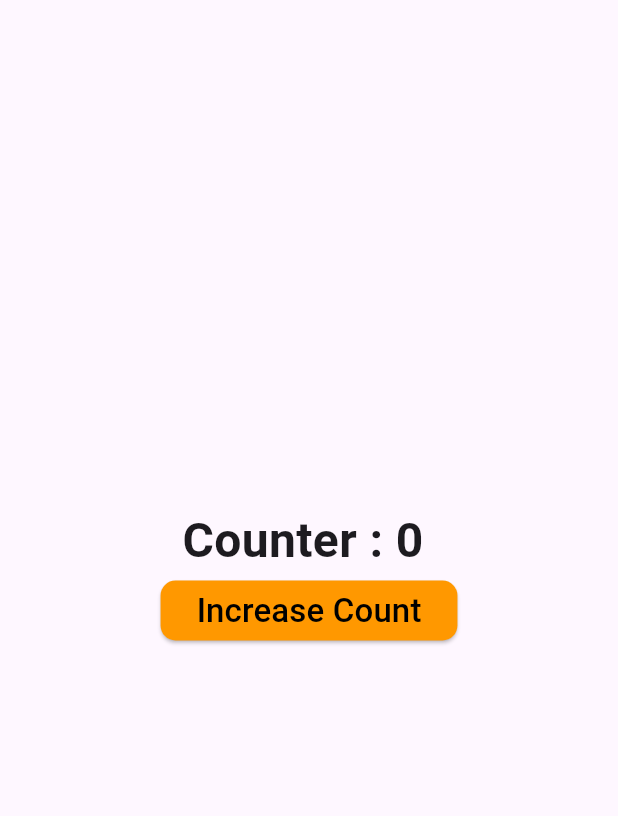
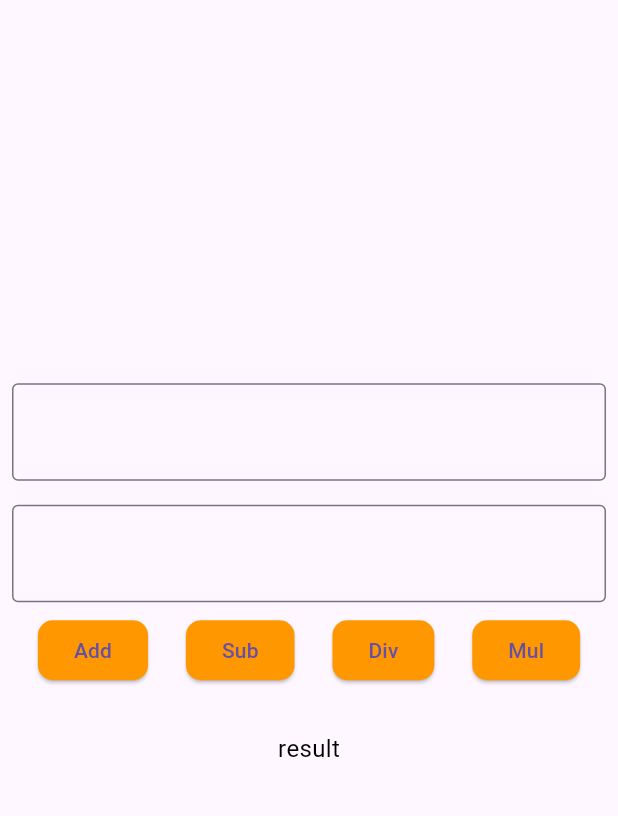
Before and after one commit to akashm936/practiceapp1, a Flutter app: the screen it shows after launch, on a phone screen of 412 x 824 dp, the part 84-900 px from its top. Run offline on Flutter 3.47's test engine with Material 3 defaults, Android fonts, the phone set to English and light mode, and no system bars.

Commit message:
New Calculator App Are build using the StatefulWidget and Elevated Button and TextField

```diff
--- /dev/null
+++ b/lib/calculatorapp.dart
@@ -0,0 +1,123 @@
+import 'package:flutter/material.dart';
+
+class CalculatorApp extends StatefulWidget {
+  State<CalculatorApp> createState() => CalculatorAppState();
+}
+
+class CalculatorAppState extends State<CalculatorApp> {
+  var no1Controller = TextEditingController();
+  var no2Controller = TextEditingController();
+
+  var result = "result";
+  @override
+  Widget build(BuildContext context) {
+    return Center(
+      child: Column(
+        mainAxisAlignment: MainAxisAlignment.center,
+        children: [
+          Padding(
+            padding: const EdgeInsets.all(8.0),
+            child: TextField(
+              decoration: InputDecoration(
+                border: OutlineInputBorder(
+                  borderSide: BorderSide(
+                    width: 4,
+                    color: Colors.black
+                  )
+                )
+              ),
+              keyboardType: TextInputType.number,
+              controller: no1Controller,
+              style: TextStyle(fontSize: 22, color: Colors.orange),
+            ),
+          ),
+          Padding(
+            padding: const EdgeInsets.all(8.0),
+            child: TextField(
+              decoration: InputDecoration(
+                border: OutlineInputBorder(
+                  borderSide: BorderSide(
+                    width: 4,
+                    color: Colors.black
+                  )
+                )
+              ),
+              keyboardType: TextInputType.number,
+              controller: no2Controller,
+              style: TextStyle(fontSize: 22, color: Colors.orange),
+            ),
+          ),
+          Row(
+            mainAxisAlignment: MainAxisAlignment.spaceEvenly,
+            children: [
+              ElevatedButton(
+                onPressed: () {
+                  var no1 = int.parse(no1Controller.text.toString());
+                  var no2 = int.parse(no2Controller.text.toString());
+
+                  var sum = no1 + no2;
+                  result = "Addition of $no1 and $no2 is $sum";
+                  setState(() {
+
+                  });
+                },
+                child: Text("Add"),
+              ),
+              ElevatedButton(
+                onPressed: () {
+                  var no1 = int.parse(no1Controller.text.toString());
+                  var no2 = int.parse(no2Controller.text.toString());
+
+
+                  var sub = no1 - no2;
+
+                  result = "Subtraction of $no1 and $no2 is $sub";
+                  setState(() {
+
+                  });
+                },
+                child: Text("Sub"),
+              ),
+              ElevatedButton(
+                onPressed: () {
+                  var no1 = int.parse(no1Controller.text.toString());
+                  var no2 = int.parse(no2Controller.text.toString());
+
+                  var div = no1 / no2;
+                  result = "Division of $no1 and $no2 is $div";
+                  setState(() {
+
+                  });
+                },
+                child: Text("Div"),
+              ),
+              ElevatedButton(
+                onPressed: () {
+                  var no1 = int.parse(no1Controller.text.toString());
+                  var no2 = int.parse(no2Controller.text.toString());
+
+                  var mul = no1 * no2;
+                  result = "Multiplication of $no1 and $no2 is $mul";
+                  setState(() {
+
+                  });
+                },
+                child: Text("Mul"),
+              ),
+            ],
+          ),
+          SizedBox(height: 20),
+          Container(
+            child: Padding(
+              padding: const EdgeInsets.all(10),
+              child: Text(
+                result,
+                style: TextStyle(fontSize: 16, color: Colors.black),
+              ),
+            ),
+          ),
+        ],
+      ),
+    );
+  }
+}
--- a/lib/main.dart
+++ b/lib/main.dart
@@ -1,4 +1,5 @@
 import 'package:flutter/material.dart';
+import 'package:practiceapp1/calculatorapp.dart';
 import 'package:practiceapp1/counterapppage.dart';
 
 void main() {
@@ -46,7 +47,7 @@ class MyHomePage extends StatelessWidget{
           ),
         ],
       ),
-      body: Counterapp(),
+      body: CalculatorApp(),
     );
   }
 
```
